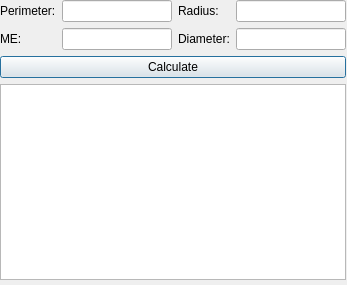
Old version of the form src/gui/circle_perimeter.ui in the repository ayham-1/upperLowerBounds.
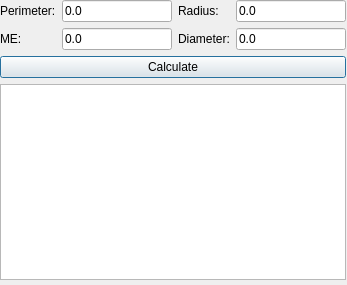
New version of the form.

```diff
--- a/src/gui/circle_perimeter.ui
+++ b/src/gui/circle_perimeter.ui
@@ -13,7 +13,7 @@
   <property name="windowTitle">
    <string>Circle Formula: Perimeter</string>
   </property>
-  <widget class="QWidget" name="">
+  <widget class="QWidget" name="layoutWidget">
    <property name="geometry">
     <rect>
      <x>0</x>
@@ -36,7 +36,11 @@
        </widget>
       </item>
       <item row="0" column="1">
-       <widget class="QLineEdit" name="lineEdit"/>
+       <widget class="QLineEdit" name="lineEdit">
+        <property name="text">
+         <string>0.0</string>
+        </property>
+       </widget>
       </item>
       <item row="0" column="2">
        <widget class="QLabel" name="label_2">
@@ -46,7 +50,11 @@
        </widget>
       </item>
       <item row="0" column="3">
-       <widget class="QLineEdit" name="lineEdit_2"/>
+       <widget class="QLineEdit" name="lineEdit_2">
+        <property name="text">
+         <string>0.0</string>
+        </property>
+       </widget>
       </item>
       <item row="1" column="0">
        <widget class="QLabel" name="label_4">
@@ -56,7 +64,11 @@
        </widget>
       </item>
       <item row="1" column="1">
-       <widget class="QLineEdit" name="lineEdit_4"/>
+       <widget class="QLineEdit" name="lineEdit_4">
+        <property name="text">
+         <string>0.0</string>
+        </property>
+       </widget>
       </item>
       <item row="1" column="2">
        <widget class="QLabel" name="label_3">
@@ -66,7 +78,11 @@
        </widget>
       </item>
       <item row="1" column="3">
-       <widget class="QLineEdit" name="lineEdit_3"/>
+       <widget class="QLineEdit" name="lineEdit_3">
+        <property name="text">
+         <string>0.0</string>
+        </property>
+       </widget>
       </item>
       <item row="2" column="0" colspan="4">
        <widget class="QPushButton" name="pushButton">
```
